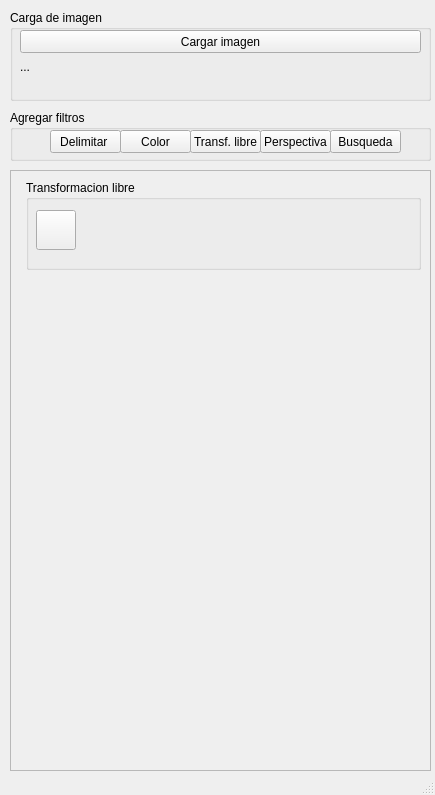
Before: the Qt Designer form ParkingManager/QTGraphicInterfaces/DynamicMainInterfaceForm.ui in esmendozac/Parking_App, drawn with Qt 5.
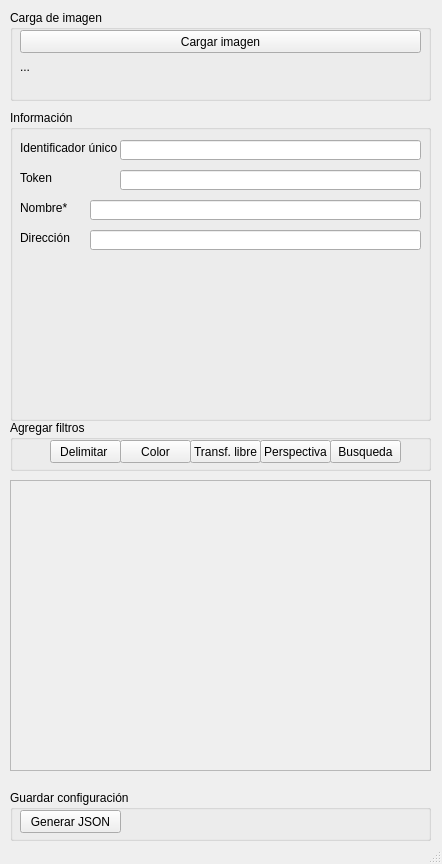
After: the same form once the commit is applied. Icons and pictures are not drawn.

Diff of the .ui file:
```diff
--- a/ParkingManager/QTGraphicInterfaces/DynamicMainInterfaceForm.ui
+++ b/ParkingManager/QTGraphicInterfaces/DynamicMainInterfaceForm.ui
@@ -6,8 +6,8 @@
    <rect>
     <x>0</x>
     <y>0</y>
-    <width>435</width>
-    <height>795</height>
+    <width>442</width>
+    <height>864</height>
    </rect>
   </property>
   <property name="windowTitle">
@@ -60,9 +60,9 @@
     <property name="geometry">
      <rect>
       <x>10</x>
-      <y>170</y>
+      <y>480</y>
       <width>421</width>
-      <height>601</height>
+      <height>291</height>
      </rect>
     </property>
     <property name="widgetResizable">
@@ -77,70 +77,12 @@
        <x>0</x>
        <y>0</y>
        <width>419</width>
-       <height>599</height>
+       <height>289</height>
       </rect>
      </property>
      <layout class="QGridLayout" name="gridLayout">
       <item row="0" column="0">
-       <layout class="QFormLayout" name="formLayout">
-        <item row="0" column="1">
-         <widget class="QGroupBox" name="tl_group">
-          <property name="minimumSize">
-           <size>
-            <width>0</width>
-            <height>90</height>
-           </size>
-          </property>
-          <property name="title">
-           <string>Transformacion libre</string>
-          </property>
-          <widget class="QPushButton" name="tl_btn_lines">
-           <property name="geometry">
-            <rect>
-             <x>10</x>
-             <y>30</y>
-             <width>40</width>
-             <height>40</height>
-            </rect>
-           </property>
-           <property name="minimumSize">
-            <size>
-             <width>40</width>
-             <height>40</height>
-            </size>
-           </property>
-           <property name="maximumSize">
-            <size>
-             <width>40</width>
-             <height>40</height>
-            </size>
-           </property>
-           <property name="toolTip">
-            <string>&lt;html&gt;&lt;head/&gt;&lt;body&gt;&lt;p&gt;Dibujar linea&lt;/p&gt;&lt;/body&gt;&lt;/html&gt;</string>
-           </property>
-           <property name="whatsThis">
-            <string>&lt;html&gt;&lt;head/&gt;&lt;body&gt;&lt;p&gt;Dibujar linea&lt;/p&gt;&lt;/body&gt;&lt;/html&gt;</string>
-           </property>
-           <property name="styleSheet">
-            <string notr="true">border-color: rgb(255, 85, 0);</string>
-           </property>
-           <property name="text">
-            <string/>
-           </property>
-           <property name="icon">
-            <iconset>
-             <normaloff>../icons/lineas.png</normaloff>../icons/lineas.png</iconset>
-           </property>
-           <property name="iconSize">
-            <size>
-             <width>32</width>
-             <height>32</height>
-            </size>
-           </property>
-          </widget>
-         </widget>
-        </item>
-       </layout>
+       <layout class="QFormLayout" name="formLayout"/>
       </item>
      </layout>
     </widget>
@@ -149,7 +91,7 @@
     <property name="geometry">
      <rect>
       <x>10</x>
-      <y>110</y>
+      <y>420</y>
       <width>421</width>
       <height>51</height>
      </rect>
@@ -226,6 +168,140 @@
      </property>
     </widget>
    </widget>
+   <widget class="QGroupBox" name="gbr_end">
+    <property name="geometry">
+     <rect>
+      <x>10</x>
+      <y>790</y>
+      <width>421</width>
+      <height>51</height>
+     </rect>
+    </property>
+    <property name="title">
+     <string>Guardar configuración</string>
+    </property>
+    <property name="checkable">
+     <bool>false</bool>
+    </property>
+    <widget class="QPushButton" name="btn_save_json">
+     <property name="geometry">
+      <rect>
+       <x>10</x>
+       <y>20</y>
+       <width>101</width>
+       <height>23</height>
+      </rect>
+     </property>
+     <property name="text">
+      <string>Generar JSON</string>
+     </property>
+    </widget>
+   </widget>
+   <widget class="QGroupBox" name="gbr_info">
+    <property name="geometry">
+     <rect>
+      <x>10</x>
+      <y>110</y>
+      <width>421</width>
+      <height>311</height>
+     </rect>
+    </property>
+    <property name="title">
+     <string>Información</string>
+    </property>
+    <widget class="QLineEdit" name="txb_identifier">
+     <property name="geometry">
+      <rect>
+       <x>110</x>
+       <y>30</y>
+       <width>301</width>
+       <height>20</height>
+      </rect>
+     </property>
+    </widget>
+    <widget class="QLabel" name="gbr_lbl_identifier">
+     <property name="geometry">
+      <rect>
+       <x>10</x>
+       <y>30</y>
+       <width>101</width>
+       <height>16</height>
+      </rect>
+     </property>
+     <property name="text">
+      <string>Identificador único</string>
+     </property>
+    </widget>
+    <widget class="QLabel" name="gbr_lbl_name">
+     <property name="geometry">
+      <rect>
+       <x>10</x>
+       <y>90</y>
+       <width>51</width>
+       <height>16</height>
+      </rect>
+     </property>
+     <property name="text">
+      <string>Nombre*</string>
+     </property>
+    </widget>
+    <widget class="QLineEdit" name="txb_name">
+     <property name="geometry">
+      <rect>
+       <x>80</x>
+       <y>90</y>
+       <width>331</width>
+       <height>20</height>
+      </rect>
+     </property>
+    </widget>
+    <widget class="QLabel" name="gbr_lbl_address">
+     <property name="geometry">
+      <rect>
+       <x>10</x>
+       <y>120</y>
+       <width>51</width>
+       <height>16</height>
+      </rect>
+     </property>
+     <property name="text">
+      <string>Dirección</string>
+     </property>
+    </widget>
+    <widget class="QLineEdit" name="txb_address">
+     <property name="geometry">
+      <rect>
+       <x>80</x>
+       <y>120</y>
+       <width>331</width>
+       <height>20</height>
+      </rect>
+     </property>
+    </widget>
+    <widget class="QLabel" name="gbr_lbl_token">
+     <property name="geometry">
+      <rect>
+       <x>10</x>
+       <y>60</y>
+       <width>51</width>
+       <height>16</height>
+      </rect>
+     </property>
+     <property name="text">
+      <string>Token</string>
+     </property>
+    </widget>
+    <widget class="QLineEdit" name="txb_token">
+     <property name="geometry">
+      <rect>
+       <x>110</x>
+       <y>60</y>
+       <width>301</width>
+       <height>20</height>
+      </rect>
+     </property>
+    </widget>
+   </widget>
   </widget>
   <widget class="QStatusBar" name="statusbar"/>
  </widget>
```
Left out of the diff: 2 changed lines with no effect on the pictures.
